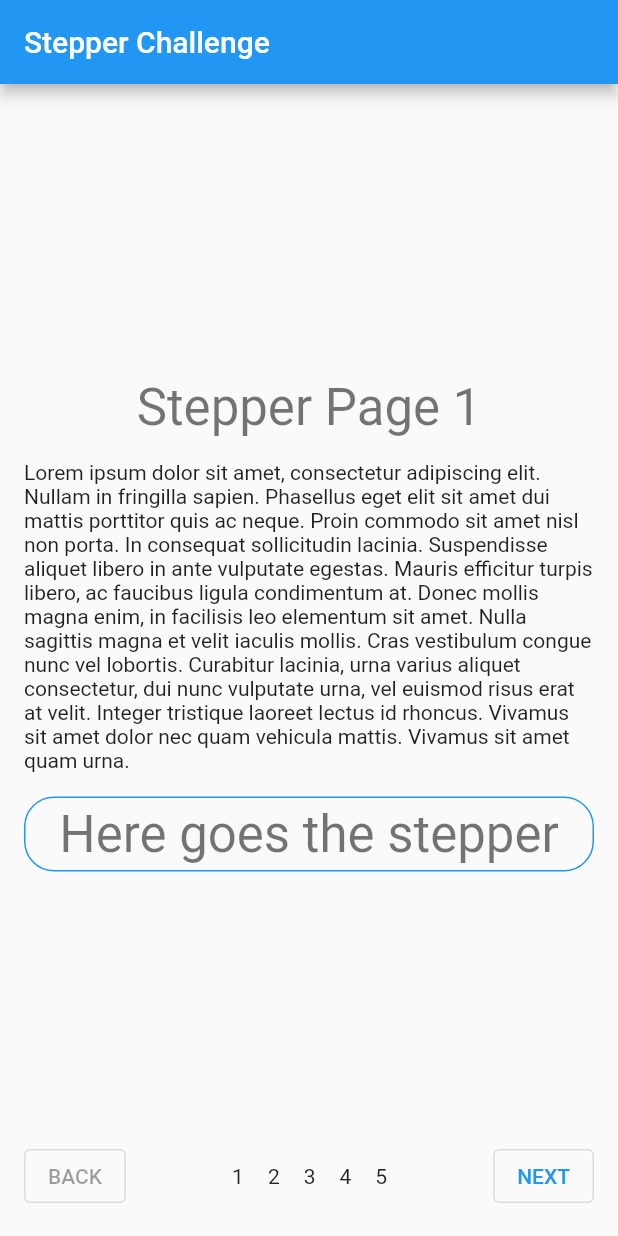
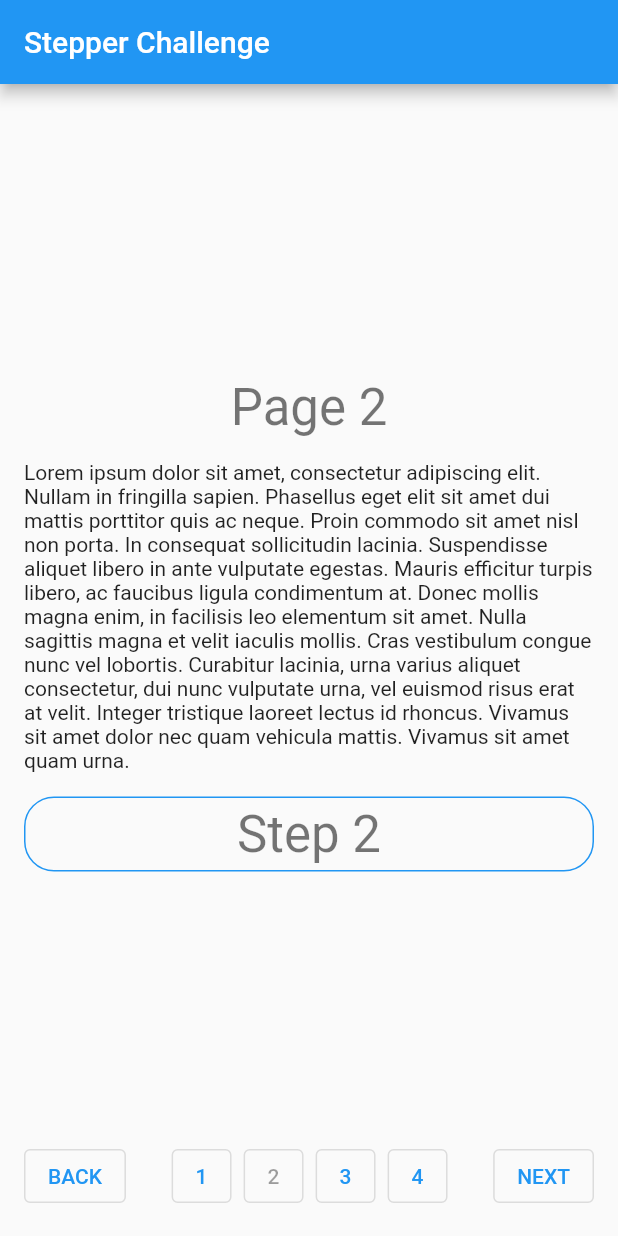
Before and after one commit to BrianCraig/stepper_challenge, a Flutter app: the screen it shows after launch, after a tap on "NEXT", on a phone screen of 412 x 824 dp. Run offline on Flutter 3.47's test engine with Material 2 defaults, Android fonts, the phone set to English and light mode, and no system bars.

Commit message:
feat: add controller

```diff
--- a/lib/main.dart
+++ b/lib/main.dart
@@ -1,8 +1,10 @@
 import 'package:flutter/material.dart';
+import 'package:provider/provider.dart';
 import 'package:stepper_app/stepper.dart';
 
 const lorem =
     'Lorem ipsum dolor sit amet, consectetur adipiscing elit. Nullam in fringilla sapien. Phasellus eget elit sit amet dui mattis porttitor quis ac neque. Proin commodo sit amet nisl non porta. In consequat sollicitudin lacinia. Suspendisse aliquet libero in ante vulputate egestas. Mauris efficitur turpis libero, ac faucibus ligula condimentum at. Donec mollis magna enim, in facilisis leo elementum sit amet. Nulla sagittis magna et velit iaculis mollis. Cras vestibulum congue nunc vel lobortis. Curabitur lacinia, urna varius aliquet consectetur, dui nunc vulputate urna, vel euismod risus erat at velit. Integer tristique laoreet lectus id rhoncus. Vivamus sit amet dolor nec quam vehicula mattis. Vivamus sit amet quam urna.';
+
 void main() {
   runApp(const MyApp());
 }
@@ -10,7 +12,6 @@ void main() {
 class MyApp extends StatelessWidget {
   const MyApp({super.key});
 
-  // This widget is the root of your application.
   @override
   Widget build(BuildContext context) {
     return MaterialApp(
@@ -18,7 +19,10 @@ class MyApp extends StatelessWidget {
       theme: ThemeData(
         primarySwatch: Colors.blue,
       ),
-      home: const MyHomePage(),
+      home: ChangeNotifierProvider(
+        create: (_) => MyStepperController(4),
+        child: const MyHomePage(),
+      ),
     );
   }
 }
@@ -28,6 +32,7 @@ class MyHomePage extends StatelessWidget {
 
   @override
   Widget build(BuildContext context) {
+    var stepperController = context.watch<MyStepperController>();
     return Scaffold(
       appBar: AppBar(
         title: const Text('Stepper Challenge'),
@@ -41,14 +46,14 @@ class MyHomePage extends StatelessWidget {
                 mainAxisAlignment: MainAxisAlignment.center,
                 children: <Widget>[
                   Text(
-                    'Stepper Page 1',
+                    'Page ${stepperController.step + 1}',
                     style: Theme.of(context).textTheme.headlineMedium,
                     textAlign: TextAlign.center,
                   ),
                   const SizedBox(height: 16.0),
                   const Text(lorem),
                   const SizedBox(height: 16.0),
-                  const MyStepper(),
+                  MyStepper(controller: stepperController),
                 ],
               ),
             ),
@@ -56,24 +61,28 @@ class MyHomePage extends StatelessWidget {
               mainAxisAlignment: MainAxisAlignment.spaceBetween,
               children: [
                 OutlinedButton(
-                  onPressed: null,
+                  onPressed: stepperController.backCallback(),
                   child: Text("BACK"),
                 ),
                 Row(
                   children: [
-                    Text('1'),
-                    VerticalDivider(),
-                    Text('2'),
-                    VerticalDivider(),
-                    Text('3'),
-                    VerticalDivider(),
-                    Text('4'),
-                    VerticalDivider(),
-                    Text('5'),
-                  ],
+                    for (var i = 0; i < stepperController.steps; i++) i
+                  ]
+                      .map(
+                        (i) => OutlinedButton(
+                          onPressed: stepperController.step != i
+                              ? () => stepperController.goTo(i)
+                              : null,
+                          style: const ButtonStyle(
+                            minimumSize: MaterialStatePropertyAll(Size(0, 36)),
+                          ),
+                          child: Text('${i + 1}'),
+                        ),
+                      )
+                      .toList(),
                 ),
                 OutlinedButton(
-                  onPressed: () {},
+                  onPressed: stepperController.nextCallback(),
                   child: Text("NEXT"),
                 ),
               ],
--- a/lib/stepper.dart
+++ b/lib/stepper.dart
@@ -1,7 +1,60 @@
 import 'package:flutter/material.dart';
 
-class MyStepper extends StatelessWidget {
-  const MyStepper({super.key});
+class MyStepperController extends ChangeNotifier {
+  MyStepperController(
+    this.steps, {
+    int initialStep = 0,
+  })  : assert(steps > 0),
+        assert(initialStep < steps && initialStep >= 0) {
+    step = initialStep;
+  }
+
+  final int steps;
+  int step = 0;
+
+  goTo(int newStep) {
+    assert(newStep < steps && newStep >= 0);
+    assert(step != newStep, 'Shouldn\'t go to the same step');
+    step = newStep;
+    notifyListeners();
+  }
+
+  VoidCallback? backCallback() {
+    if (step == 0) return null;
+    return () => goTo(step - 1);
+  }
+
+  VoidCallback? nextCallback() {
+    if (step == steps - 1) return null;
+    return () => goTo(step + 1);
+  }
+}
+
+class MyStepper extends StatefulWidget {
+  const MyStepper({super.key, required this.controller});
+
+  final MyStepperController controller;
+
+  @override
+  State<MyStepper> createState() => _MyStepperState();
+}
+
+class _MyStepperState extends State<MyStepper> {
+  @override
+  void initState() {
+    super.initState();
+    widget.controller.addListener(_handleControllerChanged);
+  }
+
+  @override
+  void dispose() {
+    widget.controller.removeListener(_handleControllerChanged);
+    super.dispose();
+  }
+
+  void _handleControllerChanged() {
+    setState(() {});
+  }
 
   @override
   Widget build(BuildContext context) {
@@ -15,7 +68,7 @@ class MyStepper extends StatelessWidget {
       padding: const EdgeInsets.all(4.0),
       width: double.infinity,
       child: Text(
-        'Here goes the stepper',
+        'Step ${widget.controller.step + 1}',
         style: Theme.of(context).textTheme.headlineMedium,
         textAlign: TextAlign.center,
       ),
--- a/pubspec.yaml
+++ b/pubspec.yaml
@@ -36,6 +36,7 @@ dependencies:
   # The following adds the Cupertino Icons font to your application.
   # Use with the CupertinoIcons class for iOS style icons.
   cupertino_icons: ^1.0.2
+  provider: ^6.0.3
 
 dev_dependencies:
   flutter_test:
```
Also changed, not shown: pubspec.lock.
